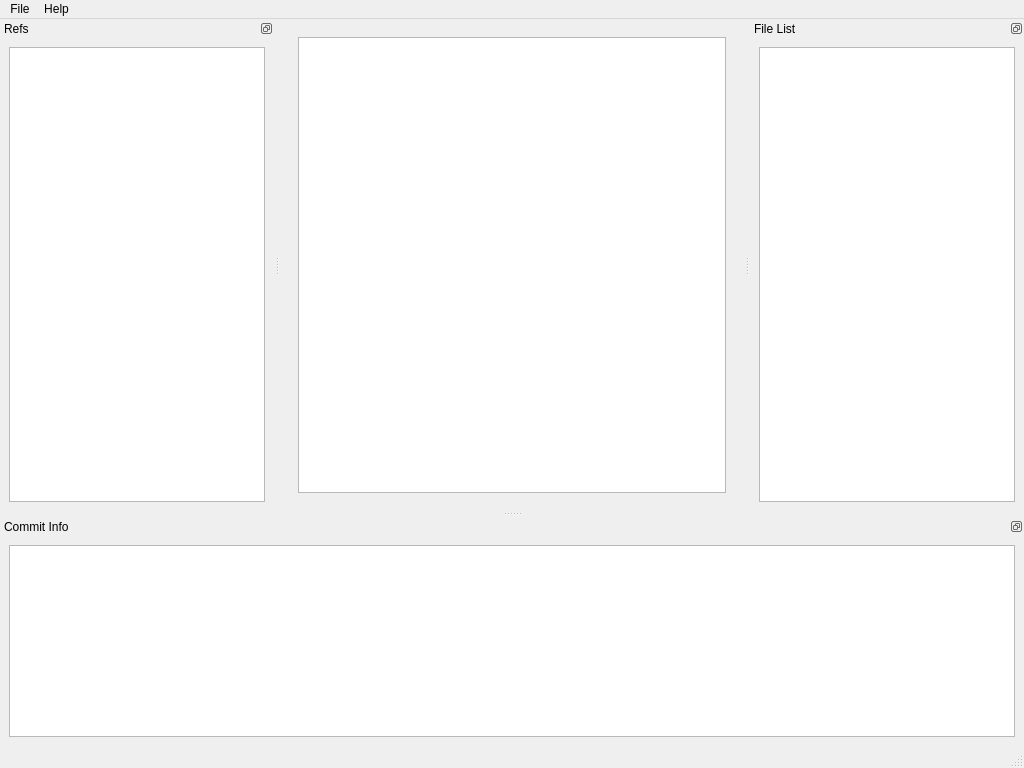
Before: the Qt Designer form src/ui/main_window.ui in mannyamorim/reef, drawn with Qt 5.
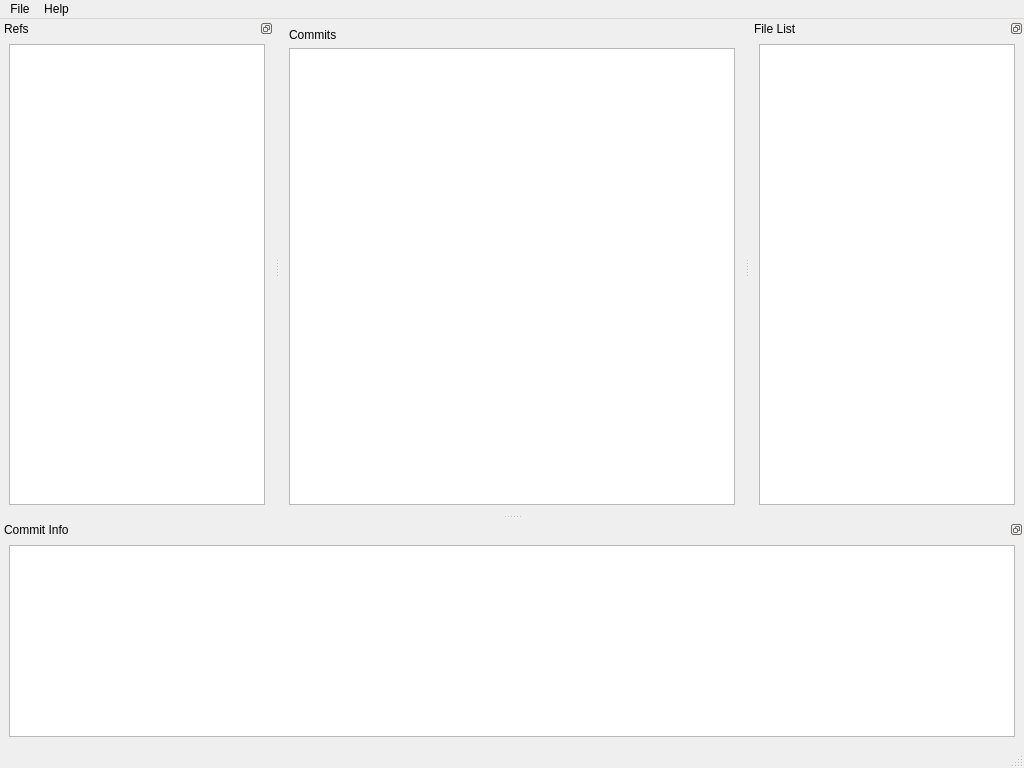
After: the same form once the commit is applied. Custom widgets are drawn as their Qt base class.

The edit to the form file:
```diff
--- a/src/ui/main_window.ui
+++ b/src/ui/main_window.ui
@@ -15,11 +15,26 @@
   </property>
   <widget class="QWidget" name="centralwidget">
    <layout class="QGridLayout" name="gridLayout">
+    <property name="leftMargin">
+     <number>0</number>
+    </property>
+    <property name="topMargin">
+     <number>0</number>
+    </property>
+    <property name="rightMargin">
+     <number>0</number>
+    </property>
+    <property name="bottomMargin">
+     <number>0</number>
+    </property>
+    <property name="spacing">
+     <number>0</number>
+    </property>
     <item row="0" column="0">
      <widget class="QStackedWidget" name="stacked_widget">
       <widget class="QWidget" name="commit_table_page">
        <layout class="QGridLayout" name="gridLayout_5">
-        <item row="0" column="0">
+        <item row="1" column="0">
          <widget class="QTableView" name="commit_table">
           <property name="selectionBehavior">
            <enum>QAbstractItemView::SelectRows</enum>
@@ -38,6 +53,13 @@
           </attribute>
          </widget>
         </item>
+        <item row="0" column="0">
+         <widget class="QLabel" name="commit_table_label">
+          <property name="text">
+           <string>Commits</string>
+          </property>
+         </widget>
+        </item>
        </layout>
       </widget>
       <widget class="QWidget" name="diff_page">
@@ -91,6 +113,9 @@
    </attribute>
    <widget class="QWidget" name="dock_widget_ref_tree_contents">
     <layout class="QGridLayout" name="gridLayout_2">
+     <property name="topMargin">
+      <number>6</number>
+     </property>
      <item row="0" column="0">
       <widget class="QTreeView" name="ref_tree"/>
      </item>
@@ -109,6 +134,9 @@
    </attribute>
    <widget class="QWidget" name="docker_widget_commit_info_contents">
     <layout class="QGridLayout" name="gridLayout_3">
+     <property name="topMargin">
+      <number>6</number>
+     </property>
      <item row="0" column="0">
       <widget class="QTextBrowser" name="commit_info"/>
      </item>
@@ -127,6 +155,9 @@
    </attribute>
    <widget class="QWidget" name="dock_widget_commit_file_contents">
     <layout class="QGridLayout" name="gridLayout_4">
+     <property name="topMargin">
+      <number>6</number>
+     </property>
      <item row="0" column="0">
       <widget class="deselectable_list_view" name="commit_file_list"/>
      </item>
```
Left out of the diff: 9 changed lines with no effect on the pictures.
